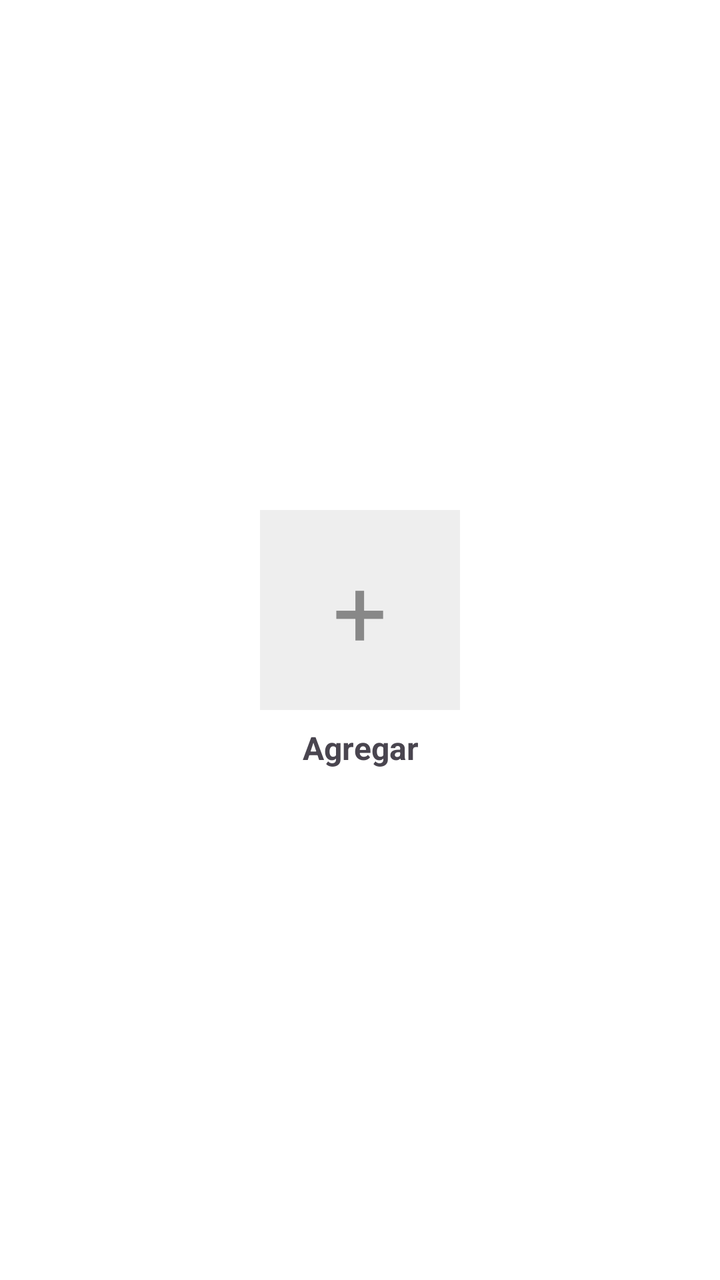
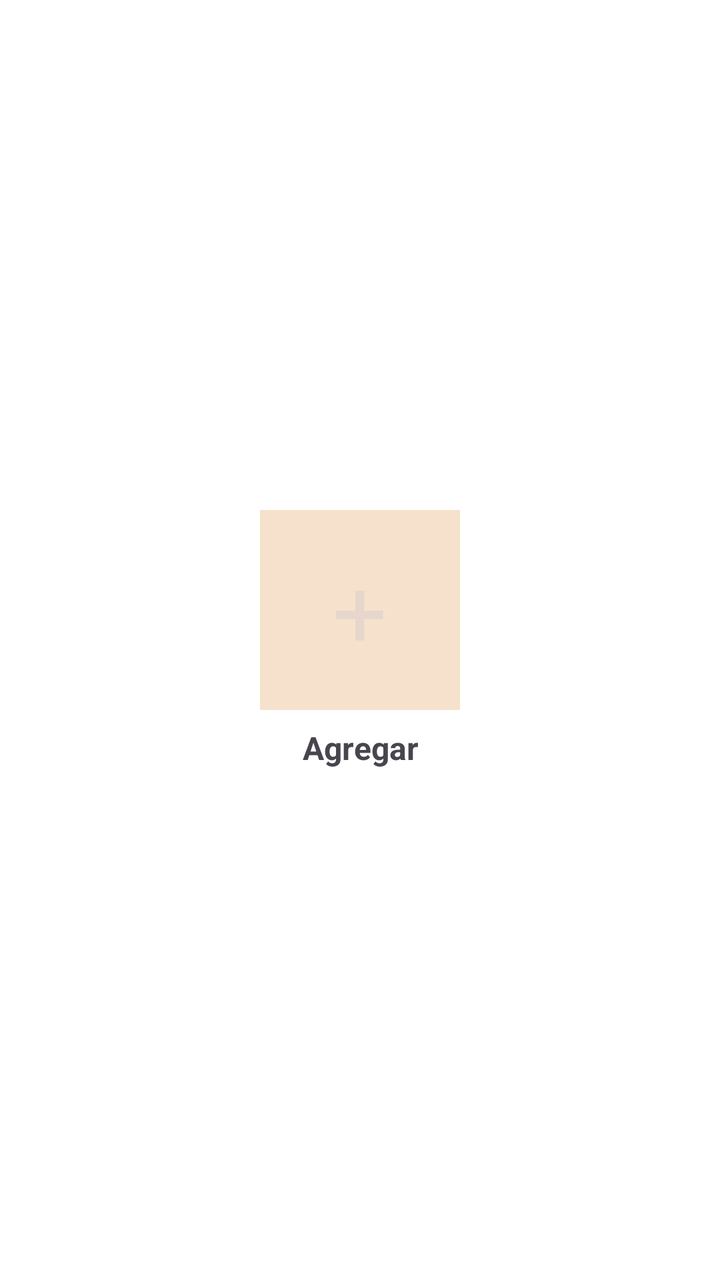

Two renders of the same Android screen: before a commit and after it. Below are the layout's source before the change and the commit's diff.
<!-- AndroidManifest.xml: application theme Theme.Loveito -->
<!-- res/layout/item_pet_add.xml -->
<?xml version="1.0" encoding="utf-8"?>
<LinearLayout xmlns:android="http://schemas.android.com/apk/res/android"
    android:layout_width="match_parent"
    android:layout_height="wrap_content"
    android:orientation="vertical"
    android:gravity="center"
    android:padding="8dp"
    android:background="#FFF"
    android:elevation="2dp">

    <FrameLayout
        android:layout_width="100dp"
        android:layout_height="100dp"
        android:background="#EEE"
        android:foregroundGravity="center">
        <TextView
            android:id="@+id/tvAddSymbol"
            android:layout_width="match_parent"
            android:layout_height="match_parent"
            android:text="@string/add_symbol"
            android:textSize="48sp"
            android:textColor="#888"
            android:gravity="center" />
    </FrameLayout>

    <TextView
        android:id="@+id/tvAddLabel"
        android:layout_width="match_parent"
        android:layout_height="wrap_content"
        android:text="@string/add_label"
        android:textAlignment="center"
        android:textStyle="bold"
        android:textSize="16sp"
        android:layout_marginTop="8dp" />
</LinearLayout>
<!-- resources referenced by this layout -->
<resources>
  <string name="add_label">Agregar</string>
  <string name="add_symbol">+</string>
  <style name="Theme.Loveito" parent="Theme.Material3.DayNight.NoActionBar" />
</resources>

<!-- the commit's change to res/layout/item_pet_add.xml (unified diff, before → after) -->
@@ -5,13 +5,13 @@
     android:orientation="vertical"
     android:gravity="center"
     android:padding="8dp"
-    android:background="#FFF"
+    android:background="@color/bg_inverse"
     android:elevation="2dp">
 
     <FrameLayout
         android:layout_width="100dp"
         android:layout_height="100dp"
-        android:background="#EEE"
+        android:background="@color/bg_surface"
         android:foregroundGravity="center">
         <TextView
             android:id="@+id/tvAddSymbol"
@@ -19,7 +19,7 @@
             android:layout_height="match_parent"
             android:text="@string/add_symbol"
             android:textSize="48sp"
-            android:textColor="#888"
+            android:textColor="@color/text_secondary"
             android:gravity="center" />
     </FrameLayout>
 
<!-- resource entries referenced after the edit -->
@@ -1,7 +1,28 @@
 <!-- resources referenced by this layout -->
 <resources>
+  <color name="bg_inverse">@color/neutral_000</color>
+  <color name="bg_surface">#F6E2CC</color>
+  <color name="text_secondary">@color/rust_tinted_off_white</color>
   <string name="add_label">Agregar</string>
   <string name="add_symbol">+</string>
-  <style name="Theme.Loveito" parent="Theme.Material3.DayNight.NoActionBar" />
+  <style name="Theme.Loveito" parent="Theme.Material3.DayNight.NoActionBar">
+          <item name="colorPrimary">@color/bg_primary</item>
+          <item name="colorOnPrimary">@color/text_primary</item>
+          <item name="colorSecondary">@color/accent_primary</item>
+          <item name="colorOnSecondary">@color/accent_on</item>
+          <item name="android:colorBackground">@color/bg_primary</item>
+          <item name="colorSurface">@color/bg_surface</item>
+          <item name="colorOnSurface">@color/text_primary</item>
+          <item name="colorError">@color/error_default</item>
+          <item name="colorOnError">@color/text_primary</item>
+      </style>
+  <color name="neutral_000">#FFFFFF</color>
+  <color name="rust_tinted_off_white">#E6D6CB</color>
+  <color name="bg_primary">#F6E2CC</color>
+  <color name="text_primary">#2E2115</color>
+  <color name="accent_primary">#230000</color>
+  <color name="accent_on">#F6E2CC</color>
+  <color name="error_default">@color/error_accessible</color>
+  <color name="error_accessible">#CF6679</color>
 </resources>
 
